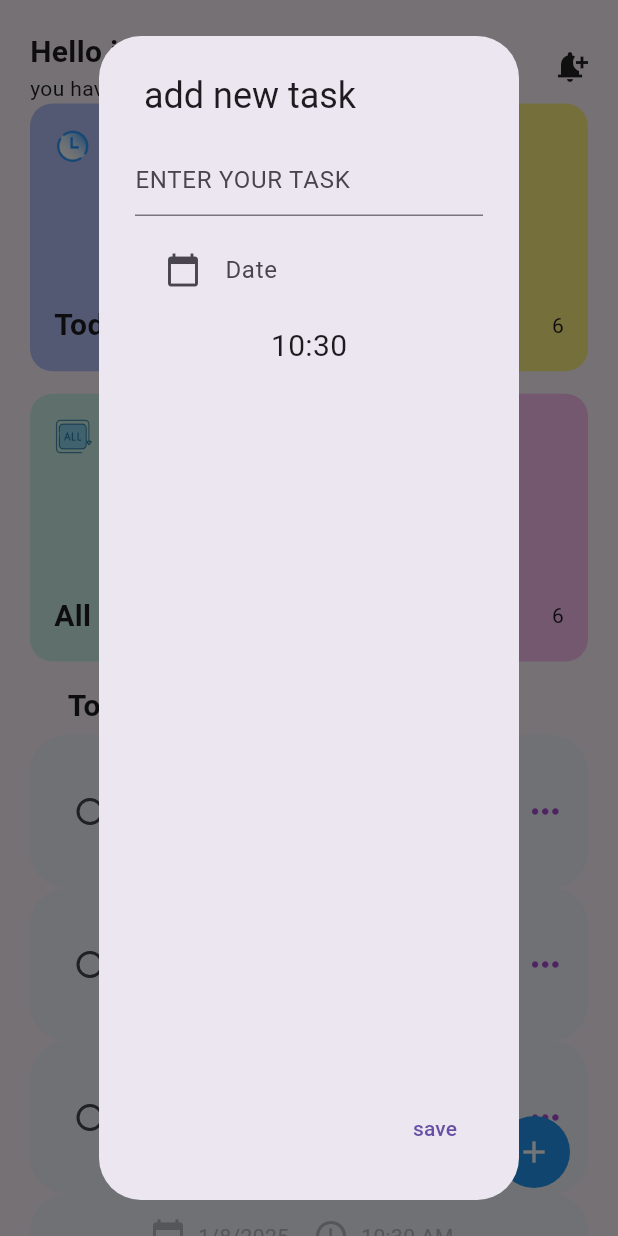
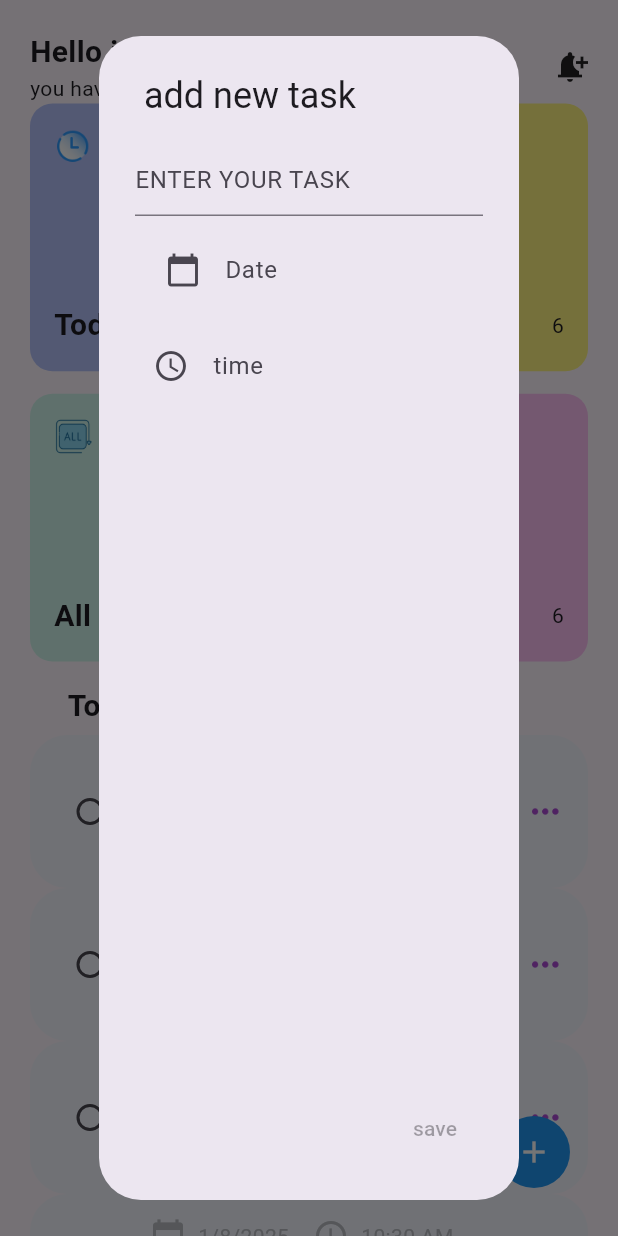
Before and after one commit to KALU56/friday_code_night, a Flutter app: the screen it shows after launch, after a tap on the "add" icon, on a phone screen of 412 x 824 dp. Run offline on Flutter 3.47's test engine with Material 3 defaults, Android fonts, the phone set to English and light mode, and no system bars; statements that could not run were skipped.

Commit message:
feat: save functionaly

```diff
--- a/todo/lib/screens/home.dart
+++ b/todo/lib/screens/home.dart
@@ -15,7 +15,8 @@ class Home extends StatefulWidget {
 class _HomeState extends State<Home> {
   final TimeOfDay _timeOfDay = TimeOfDay.now();
   TextEditingController _datecontroller = TextEditingController();
-
+  TextEditingController _timecontroller = TextEditingController();
+  TextEditingController _titlecontroller = TextEditingController();
   bool isChecked = false;
 
   List<Map<String, dynamic>> todolist = [
@@ -116,7 +117,21 @@ class _HomeState extends State<Home> {
     }
     return cards;
   }
+void save() {
 
+
+  setState(() {
+    tasklist.add({
+      'title': _titleController.text,
+      'day': DateTime.now(),
+      'icon': Icons.access_time,
+      'time': TimeOfDay.now(),
+      'image': AssetImage(Assets.dot),
+    });
+  });
+
+
+}
   @override
   Widget build(BuildContext context) {
     return SafeArea(
@@ -212,7 +227,9 @@ class _HomeState extends State<Home> {
       content: SizedBox(
         child: Column(
           children: [
-            TextField(decoration: InputDecoration(hintText: 'ENTER YOUR TASK')),
+            TextField(
+              controller: _titlecontroller,
+              decoration: InputDecoration(hintText: 'ENTER YOUR TASK')),
 
             GestureDetector(
               child: Padding(
@@ -241,20 +258,44 @@ class _HomeState extends State<Home> {
                 _selectTime();
               },
 
-              child: Text(
-                '${_timeOfDay.hour}:${_timeOfDay.minute}',
-                style: const TextStyle(fontSize: 20),
+              child: TextField(
+                controller: _timecontroller,
+                decoration: InputDecoration(
+                  labelText: 'time',
+                  prefixIcon: Icon(Icons.access_time),
+                  enabledBorder: OutlineInputBorder(
+                    borderSide: BorderSide.none,
+                  ),
+                  focusedBorder: OutlineInputBorder(
+                    borderSide: BorderSide(color: Colors.blue),
+                  ),
+                ),
+                readOnly: true,
+                onTap: () {
+                  _selectTime();
+                },
               ),
             ),
           ],
         ),
       ),
-      actions: [TextButton(onPressed: () {}, child: Text('save'))],
+      actions: [TextButton(onPressed: () {save()}, child: Text('save'))],
     ),
   );
   Future<void> _selectTime() async {
-    await showTimePicker(initialTime: _timeOfDay, context: context);
-    return;
+    TimeOfDay? picked = await showTimePicker(
+      initialTime: _timeOfDay,
+      context: context,
+    );
+    if (picked != null) {
+      setState(() {
+        final now = DateTime.now();
+        final formattedTime = DateFormat.jm().format(
+          DateTime(now.year, now.month, picked.hour, picked.minute),
+        );
+        _timecontroller.text = formattedTime;
+      });
+    }
   }
 
   Future<void> _selectDate() async {
```
